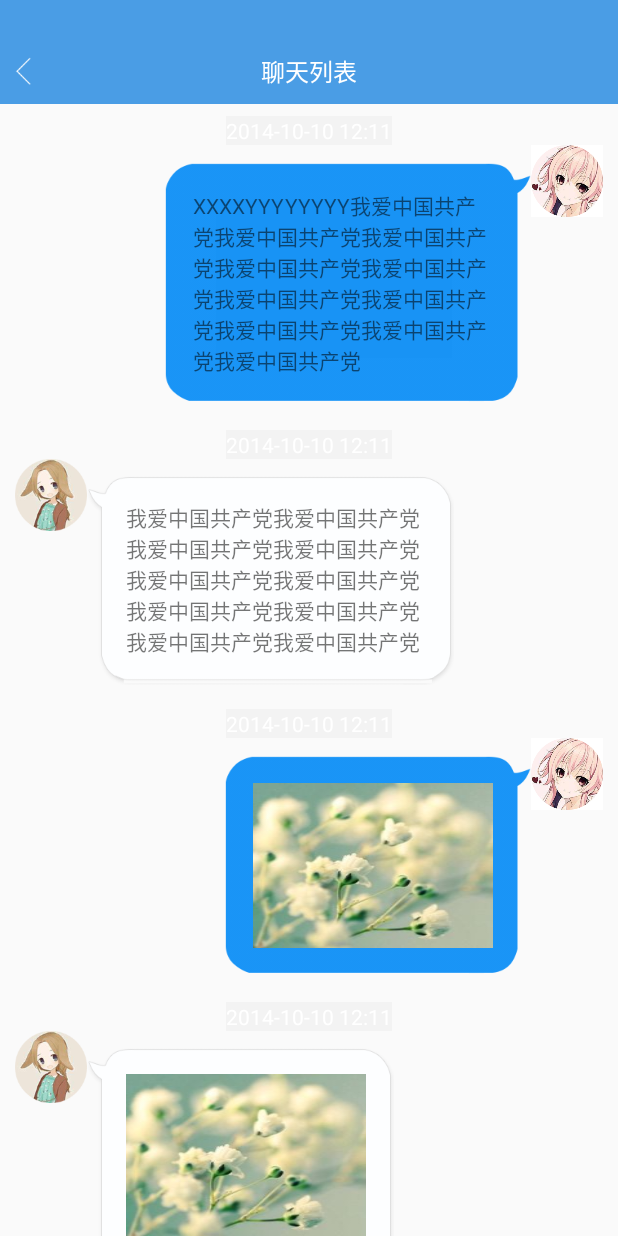
After one commit to psvmc/ZJLearnAndroid, an Android app: the ChatActivity screen opened directly, with no data from a screen before it, on a phone screen of 412 x 824 dp. The commit adds this screen. Run offline under Robolectric (Android 15) with nearby library versions, the phone set to English and light mode, and no system bars.

Commit message:
代码提交

```diff
--- /dev/null
+++ b/app/src/main/java/cn/psvmc/zjlearnandroid/DemoChat/Adapter/ChatAdapter.java
@@ -0,0 +1,156 @@
+package cn.psvmc.zjlearnandroid.DemoChat.Adapter;
+
+import android.annotation.SuppressLint;
+import android.content.Context;
+import android.support.v7.widget.RecyclerView;
+import android.view.LayoutInflater;
+import android.view.View;
+import android.view.ViewGroup;
+import android.widget.ImageView;
+import android.widget.RelativeLayout;
+
+
+import java.util.List;
+
+import cn.psvmc.zjlearnandroid.DemoChat.Model.ChatMsgModel;
+import cn.psvmc.zjlearnandroid.R;
+
+/**
+ * Created by zhangjian on 2017/12/1.
+ */
+
+public class ChatAdapter extends RecyclerView.Adapter<ChatAdapter.ItemViewHolder>{
+
+    private final int chatViewTypeLeft = 1;
+    private final int chatViewTypeRight = 2;
+
+
+    private List<ChatMsgModel> mDatas;
+    private LayoutInflater mInflater;
+    private ChatAdapter.OnItemClickListener mOnItemClickListener;
+
+    private int loginUserId = 1;
+
+
+    public ChatAdapter(Context context, List<ChatMsgModel> mDatas) {
+        this.mDatas = mDatas;
+        mInflater = LayoutInflater.from(context);
+    }
+
+
+    @Override
+    public int getItemCount() {
+        return mDatas.size();
+    }
+
+
+    @Override
+    public int getItemViewType(int position) {
+        ChatMsgModel itemData = mDatas.get(position);
+        if(itemData.getFromId() == loginUserId){
+            return chatViewTypeRight;
+        }else{
+            return chatViewTypeLeft;
+        }
+
+    }
+
+    @Override
+    public ChatAdapter.ItemViewHolder onCreateViewHolder(ViewGroup viewGroup, int i) {
+        if(i == chatViewTypeLeft){
+            ChatAdapter.ItemViewHolder holder = new ChatAdapter.ItemViewHolder(mInflater.inflate(
+                    R.layout.chat_list_item_left, viewGroup, false));
+            return holder;
+        }else{
+            ChatAdapter.ItemViewHolder holder = new ChatAdapter.ItemViewHolder(mInflater.inflate(
+                    R.layout.chat_list_item_right, viewGroup, false));
+            return holder;
+        }
+
+    }
+
+    @SuppressLint("NewApi")
+    @Override
+    public void onBindViewHolder(final ChatAdapter.ItemViewHolder itemViewHolder, final int pos) {
+
+
+        ChatMsgModel chatMsgModel = mDatas.get(pos);
+
+        if(chatMsgModel.getType() == 1){
+            itemViewHolder.textLayout.setVisibility(View.VISIBLE);
+            itemViewHolder.imageLayout.setVisibility(View.GONE);
+        }else if(chatMsgModel.getType() == 2){
+            itemViewHolder.textLayout.setVisibility(View.GONE);
+            itemViewHolder.imageLayout.setVisibility(View.VISIBLE);
+        }
+
+        if(mOnItemClickListener != null) {
+            itemViewHolder.itemView.setOnClickListener(new View.OnClickListener() {
+                @Override
+                public void onClick(View v) {
+                    mOnItemClickListener.onItemClick(v, pos);
+                }
+            });
+        }
+    }
+
+
+    /**
+     * 向指定位置添加元素
+     * @param position
+     */
+    public void add(int position, ChatMsgModel msg) {
+        if(position > mDatas.size()) {
+            position = mDatas.size();
+        }
+        if(position < 0) {
+            position = 0;
+        }
+        mDatas.add(position, msg);
+        /**
+         * 使用notifyItemInserted/notifyItemRemoved会有动画效果
+         * 而使用notifyDataSetChanged()则没有
+         */
+        notifyItemInserted(position);
+    }
+
+    /**
+     * 移除指定位置元素
+     * @param position
+     * @return
+     */
+    public ChatMsgModel remove(int position) {
+        if(position > mDatas.size()-1) {
+            return null;
+        }
+        ChatMsgModel value = mDatas.remove(position);
+        notifyItemRemoved(position);
+        return value;
+    }
+
+
+    public void setOnItemClickListener(ChatAdapter.OnItemClickListener mOnItemClickListener) {
+        this.mOnItemClickListener = mOnItemClickListener;
+    }
+
+    /**
+     * 处理item的点击事件和长按事件
+     */
+    public interface OnItemClickListener {
+        void onItemClick(View view, int position);
+    }
+
+    class ItemViewHolder extends RecyclerView.ViewHolder {
+
+        private ImageView userImgView;
+        private RelativeLayout textLayout;
+        private RelativeLayout imageLayout;
+
+        public ItemViewHolder(View itemView) {
+            super(itemView);
+            userImgView = (ImageView) itemView.findViewById(R.id.userImgView);
+            textLayout = (RelativeLayout) itemView.findViewById(R.id.textLayout);
+            imageLayout = (RelativeLayout) itemView.findViewById(R.id.imageLayout);
+        }
+    }
+}
--- /dev/null
+++ b/app/src/main/java/cn/psvmc/zjlearnandroid/DemoChat/C/ChatActivity.java
@@ -0,0 +1,139 @@
+package cn.psvmc.zjlearnandroid.DemoChat.C;
+
+import android.content.Context;
+import android.os.Handler;
+import android.os.Message;
+import android.os.SystemClock;
+import android.support.design.widget.Snackbar;
+import android.support.v7.app.AppCompatActivity;
+import android.os.Bundle;
+import android.support.v7.widget.DefaultItemAnimator;
+import android.support.v7.widget.LinearLayoutManager;
+import android.support.v7.widget.RecyclerView;
+import android.util.Log;
+import android.view.View;
+import android.widget.RelativeLayout;
+
+import java.util.ArrayList;
+import java.util.List;
+
+import cn.psvmc.zjlearnandroid.DemoChat.Adapter.ChatAdapter;
+import cn.psvmc.zjlearnandroid.DemoChat.Model.ChatMsgModel;
+
+
+import cn.psvmc.zjlearnandroid.MainRecycleView.RecycleViewDivider;
+import cn.psvmc.zjlearnandroid.R;
+
+public class ChatActivity extends AppCompatActivity implements ChatAdapter.OnItemClickListener{
+
+
+    private String TAG = "ChatActivity";
+
+    private RecyclerView mRecyclerView;
+    private ChatAdapter mListAdapter;
+    private List<ChatMsgModel> chatListData = new ArrayList<>();
+    RelativeLayout back_layout;
+
+    Context mcontext;
+
+    @Override
+    public void onItemClick(View view, int position) {
+
+    }
+
+
+    interface ZJChatHandlerStatus {
+        int endrefresh = 0;
+        int reloadData = 1;
+        int autoRefresh = 2;
+        int connectFail = 999;
+    }
+
+
+    private Handler myHandler = new Handler() {
+        public void handleMessage(Message msg) {
+            switch (msg.what) {
+                case ChatActivity.ZJChatHandlerStatus.endrefresh:
+
+                    break;
+                case ChatActivity.ZJChatHandlerStatus.reloadData:
+                    mListAdapter.notifyDataSetChanged();
+                    break;
+                case ChatActivity.ZJChatHandlerStatus.autoRefresh:
+
+                    break;
+                case ChatActivity.ZJChatHandlerStatus.connectFail:
+                    Snackbar.make(getWindow().getDecorView(), "连接服务器失败！", Snackbar.LENGTH_SHORT).show();
+                    break;
+            }
+            super.handleMessage(msg);
+        }
+    };
+
+
+    @Override
+    protected void onCreate(Bundle savedInstanceState) {
+        super.onCreate(savedInstanceState);
+        setContentView(R.layout.activity_chat);
+        mcontext = this;
+        initRecycleView();
+        initBack();
+
+        loadData();
+
+    }
+
+    /**
+     * 初始化列表
+     */
+    private void initRecycleView(){
+        mRecyclerView = (RecyclerView)findViewById(R.id.recyclerView);
+
+        mListAdapter = new ChatAdapter(mcontext, chatListData);
+        mRecyclerView.setAdapter(mListAdapter);
+
+        mRecyclerView.setLayoutManager(new LinearLayoutManager(mcontext, LinearLayoutManager.VERTICAL, false));
+        //mRecyclerView.addItemDecoration(new RecycleViewDivider(mcontext, LinearLayoutManager.VERTICAL,false));
+        // 设置item动画
+        //mRecyclerView.setItemAnimator(new DefaultItemAnimator());
+        mListAdapter.setOnItemClickListener(this);
+    }
+
+    /**
+     * 初始化后退操作
+     */
+    private void initBack(){
+        back_layout = (RelativeLayout)findViewById(R.id.back_layout);
+        back_layout.setOnClickListener(new View.OnClickListener() {
+            @Override
+            public void onClick(View v) {
+                onBackPressed();
+            }
+        });
+    }
+
+
+
+    @Override
+    public void onBackPressed() {
+        super.onBackPressed();
+        finish();
+        overridePendingTransition(R.anim.close_enter, R.anim.close_exit);
+    }
+
+
+    //加载数据
+    private void loadData() {
+        chatListData.removeAll(chatListData);
+
+        chatListData.add(new ChatMsgModel(1,1,2,"小明","","小红",""));
+        chatListData.add(new ChatMsgModel(1,2,1,"小红","","小明",""));
+        chatListData.add(new ChatMsgModel(2,1,2,"小明","","小红",""));
+        chatListData.add(new ChatMsgModel(2,2,1,"小红","","小明",""));
+        Message message2 = new Message();
+        message2.what = ChatActivity.ZJChatHandlerStatus.reloadData;
+        myHandler.sendMessageAtTime(message2, SystemClock.uptimeMillis() + 200);
+    }
+
+
+}
--- /dev/null
+++ b/app/src/main/java/cn/psvmc/zjlearnandroid/DemoChat/Model/ChatMsgModel.java
@@ -0,0 +1,81 @@
+package cn.psvmc.zjlearnandroid.DemoChat.Model;
+
+
+public class ChatMsgModel {
+    private int type;//1:文字 2:图片
+    private int fromId;
+    private int toId;
+    private String fromName;
+    private String fromImg;
+    private String toName;
+    private String toImg;
+
+    public int getFromId() {
+        return fromId;
+    }
+
+    public void setFromId(int fromId) {
+        this.fromId = fromId;
+    }
+
+    public int getToId() {
+        return toId;
+    }
+
+    public void setToId(int toId) {
+        this.toId = toId;
+    }
+
+    public String getFromName() {
+        return fromName;
+    }
+
+    public void setFromName(String fromName) {
+        this.fromName = fromName;
+    }
+
+    public String getFromImg() {
+        return fromImg;
+    }
+
+    public void setFromImg(String fromImg) {
+        this.fromImg = fromImg;
+    }
+
+    public String getToName() {
+        return toName;
+    }
+
+    public void setToName(String toName) {
+        this.toName = toName;
+    }
+
+    public String getToImg() {
+        return toImg;
+    }
+
+    public void setToImg(String toImg) {
+        this.toImg = toImg;
+    }
+
+    public int getType() {
+        return type;
+    }
+
+    public void setType(int type) {
+        this.type = type;
+    }
+
+    public ChatMsgModel() {
+    }
+
+    public ChatMsgModel(int type, int fromId, int toId, String fromName, String fromImg, String toName, String toImg) {
+        this.type = type;
+        this.fromId = fromId;
+        this.toId = toId;
+        this.fromName = fromName;
+        this.fromImg = fromImg;
+        this.toName = toName;
+        this.toImg = toImg;
+    }
+}
--- a/app/src/main/java/cn/psvmc/zjlearnandroid/MainRecycleView/MainActivity.java
+++ b/app/src/main/java/cn/psvmc/zjlearnandroid/MainRecycleView/MainActivity.java
@@ -13,6 +13,7 @@ import android.view.View;
 import java.util.ArrayList;
 import java.util.List;
 
+import cn.psvmc.zjlearnandroid.DemoChat.C.ChatActivity;
 import cn.psvmc.zjlearnandroid.DemoCollapsingToolbarLayout.ZJCollapsingToolbarLayoutActivity;
 import cn.psvmc.zjlearnandroid.DemoDrawerLayout.ZJDrawerLayoutActivity;
 import cn.psvmc.zjlearnandroid.DemoSysDialog.SysDialogActivity;
@@ -112,6 +113,12 @@ public class MainActivity extends AppCompatActivity {
                 "CollapsingToolbarLayout",
                 "响应式Toobar效果 \nAppBarLayout + CollapsingToolbarLayout + Toolbar"
         ));
+
+        mDatas.add(new ListItemModel(
+                "Chat",
+                "Chat",
+                "Chat"
+        ));
         mRecyclerView = (RecyclerView) findViewById(R.id.recyclerView);
         mListAdapter = new MainListAdapter(this, mDatas);
         mRecyclerView.setAdapter(mListAdapter);
@@ -150,6 +157,8 @@ public class MainActivity extends AppCompatActivity {
                     myIntent.setClass(context, ZJTextInputLayoutActivity.class);
                 } else if (tag.equals("CollapsingToolbarLayout")) {
                     myIntent.setClass(context, ZJCollapsingToolbarLayoutActivity.class);
+                } else if (tag.equals("Chat")) {
+                    myIntent.setClass(context, ChatActivity.class);
                 }
 
                 startActivity(myIntent);
--- /dev/null
+++ b/app/src/main/res/drawable-xhdpi/chat_bubble_left_selector.xml
@@ -0,0 +1,7 @@
+<?xml version="1.0" encoding="utf-8"?>
+<selector xmlns:android="http://schemas.android.com/apk/res/android">
+    <item android:state_focused="false" android:state_pressed="false" android:drawable="@drawable/chat_bubble_left"/>
+    <item android:state_focused="true" android:drawable="@drawable/chat_bubble_left_p"/>
+    <item android:state_pressed="true" android:drawable="@drawable/chat_bubble_left_p"/>
+    <item android:drawable="@drawable/chat_bubble_left"/>
+</selector>
--- /dev/null
+++ b/app/src/main/res/drawable-xhdpi/chat_bubble_right_selector.xml
@@ -0,0 +1,7 @@
+<?xml version="1.0" encoding="utf-8"?>
+<selector xmlns:android="http://schemas.android.com/apk/res/android">
+    <item android:state_focused="false" android:state_pressed="false" android:drawable="@drawable/chat_bubble_right"/>
+    <item android:state_pressed="true" android:drawable="@drawable/chat_bubble_right_p"/>
+    <item android:state_focused="true" android:drawable="@drawable/chat_bubble_right_p"/>
+    <item android:drawable="@drawable/chat_bubble_right"/>
+</selector>
--- /dev/null
+++ b/app/src/main/res/layout/activity_chat.xml
@@ -0,0 +1,54 @@
+<?xml version="1.0" encoding="utf-8"?>
+<LinearLayout
+    xmlns:android="http://schemas.android.com/apk/res/android"
+    xmlns:tools="http://schemas.android.com/tools"
+    android:layout_width="match_parent"
+    android:layout_height="match_parent"
+    android:orientation="vertical"
+    tools:context=".DemoRecycleViewWithHeaderAndFooter.C.FileListActivity">
+    <include layout="@layout/zj_statusbar"/>
+
+    <LinearLayout
+        android:layout_width="match_parent"
+        android:layout_height="44dp"
+        android:background="@color/zj_blue"
+        android:orientation="horizontal"
+        android:paddingLeft="8dp"
+        android:paddingRight="8dp">
+
+        <RelativeLayout
+            android:id="@+id/back_layout"
+            android:layout_width="44dp"
+            android:layout_height="match_parent">
+
+            <ImageView
+                android:layout_width="40dp"
+                android:layout_height="40dp"
+                android:layout_centerInParent="true"
+                android:src="@drawable/ic_back_normal"
+                android:visibility="visible"/>
+        </RelativeLayout>
+
+        <TextView
+            android:id="@+id/titleView"
+            android:layout_width="wrap_content"
+            android:layout_height="match_parent"
+            android:layout_gravity="center"
+            android:layout_weight="1"
+            android:gravity="center"
+            android:text="聊天列表"
+            android:textColor="@android:color/white"
+            android:textSize="16sp"/>
+
+        <ImageButton
+            android:layout_width="44dp"
+            android:layout_height="match_parent"
+            android:background="@color/clearColor"/>
+    </LinearLayout>
+    <android.support.v7.widget.RecyclerView
+        android:id="@+id/recyclerView"
+        android:layout_width="match_parent"
+        android:layout_height="match_parent">
+
+    </android.support.v7.widget.RecyclerView>
+</LinearLayout>
--- /dev/null
+++ b/app/src/main/res/layout/chat_list_item_left.xml
@@ -0,0 +1,72 @@
+<?xml version="1.0" encoding="utf-8"?>
+<LinearLayout xmlns:android="http://schemas.android.com/apk/res/android"
+    android:layout_width="match_parent"
+    android:layout_height="wrap_content"
+
+    android:orientation="vertical"
+    android:paddingBottom="8dp"
+    android:paddingLeft="10dp"
+    android:paddingRight="10dp"
+    android:paddingTop="8dp">
+
+    <RelativeLayout
+        android:layout_width="match_parent"
+        android:layout_height="wrap_content">
+
+        <TextView
+            android:layout_width="wrap_content"
+            android:layout_height="wrap_content"
+            android:layout_centerInParent="true"
+            android:background="@color/zj_gay_background"
+            android:text="2014-10-10 12:11"
+            android:textColor="@color/zj_white" />
+    </RelativeLayout>
+
+    <LinearLayout
+        android:layout_width="match_parent"
+        android:layout_height="wrap_content"
+        android:orientation="horizontal">
+
+        <ImageView
+            android:id="@+id/userImgView"
+            android:layout_width="48dp"
+            android:layout_height="48dp"
+            android:src="@drawable/touxiang001" />
+
+
+        <LinearLayout
+            android:layout_width="wrap_content"
+            android:layout_height="wrap_content"
+            android:layout_marginTop="10dp"
+            android:background="@drawable/chat_bubble_left_selector">
+
+            <RelativeLayout
+                android:id="@+id/textLayout"
+                android:layout_width="wrap_content"
+                android:layout_height="wrap_content">
+
+                <TextView
+                    android:layout_width="wrap_content"
+                    android:layout_height="wrap_content"
+                    android:maxWidth="200dp"
+                    android:text="我爱中国共产党我爱中国共产党我爱中国共产党我爱中国共产党我爱中国共产党我爱中国共产党我爱中国共产党我爱中国共产党我爱中国共产党我爱中国共产党" />
+            </RelativeLayout>
+
+            <RelativeLayout
+                android:id="@+id/imageLayout"
+                android:layout_width="wrap_content"
+                android:layout_height="wrap_content"
+                android:visibility="gone">
+
+                <ImageView
+                    android:layout_width="160dp"
+                    android:layout_height="wrap_content"
+                    android:scaleType="fitXY"
+                    android:src="@drawable/img11" />
+            </RelativeLayout>
+
+        </LinearLayout>
+
+
+    </LinearLayout>
+</LinearLayout>
--- /dev/null
+++ b/app/src/main/res/layout/chat_list_item_right.xml
@@ -0,0 +1,72 @@
+<?xml version="1.0" encoding="utf-8"?>
+<LinearLayout xmlns:android="http://schemas.android.com/apk/res/android"
+    android:layout_width="match_parent"
+    android:layout_height="wrap_content"
+
+    android:orientation="vertical"
+    android:paddingBottom="8dp"
+    android:paddingLeft="10dp"
+    android:paddingRight="10dp"
+    android:paddingTop="8dp">
+
+    <RelativeLayout
+        android:layout_width="match_parent"
+        android:layout_height="wrap_content">
+
+        <TextView
+            android:layout_width="wrap_content"
+            android:layout_height="wrap_content"
+            android:layout_centerInParent="true"
+            android:background="@color/zj_gay_background"
+            android:text="2014-10-10 12:11"
+            android:textColor="@color/zj_white" />
+    </RelativeLayout>
+
+    <LinearLayout
+        android:layout_width="match_parent"
+        android:layout_height="wrap_content"
+        android:gravity="right"
+        android:orientation="horizontal">
+
+        <LinearLayout
+            android:layout_width="wrap_content"
+            android:layout_height="wrap_content"
+            android:layout_marginTop="10dp"
+            android:background="@drawable/chat_bubble_right_selector">
+
+            <RelativeLayout
+                android:id="@+id/textLayout"
+                android:layout_width="wrap_content"
+                android:layout_height="wrap_content"
+                android:visibility="gone">
+
+                <TextView
+                    android:layout_width="wrap_content"
+                    android:layout_height="wrap_content"
+                    android:maxWidth="200dp"
+                    android:text="XXXXYYYYYYYY我爱中国共产党我爱中国共产党我爱中国共产党我爱中国共产党我爱中国共产党我爱中国共产党我爱中国共产党我爱中国共产党我爱中国共产党我爱中国共产党" />
+            </RelativeLayout>
+
+            <RelativeLayout
+                android:id="@+id/imageLayout"
+                android:layout_width="wrap_content"
+                android:layout_height="wrap_content"
+                android:visibility="visible">
+
+                <ImageView
+                    android:layout_width="160dp"
+                    android:layout_height="wrap_content"
+                    android:scaleType="fitXY"
+                    android:src="@drawable/img11" />
+            </RelativeLayout>
+
+        </LinearLayout>
+
+
+        <ImageView
+            android:id="@+id/userImgView"
+            android:layout_width="48dp"
+            android:layout_height="48dp"
+            android:src="@drawable/touxiang002" />
+    </LinearLayout>
+</LinearLayout>
```
Also changed, not shown: app/src/main/AndroidManifest.xml (+14 -13 lines), app/src/main/res/drawable-xhdpi/chat_bubble_left.9.png (added), app/src/main/res/drawable-xhdpi/chat_bubble_left_p.9.png (added), app/src/main/res/drawable-xhdpi/chat_bubble_right.9.png (added), app/src/main/res/drawable-xhdpi/chat_bubble_right_p.9.png (added), app/src/main/res/drawable-xhdpi/img11.jpg (added), app/src/main/res/drawable-xhdpi/touxiang001.png (added), app/src/main/res/drawable-xhdpi/touxiang002.jpg (added).
